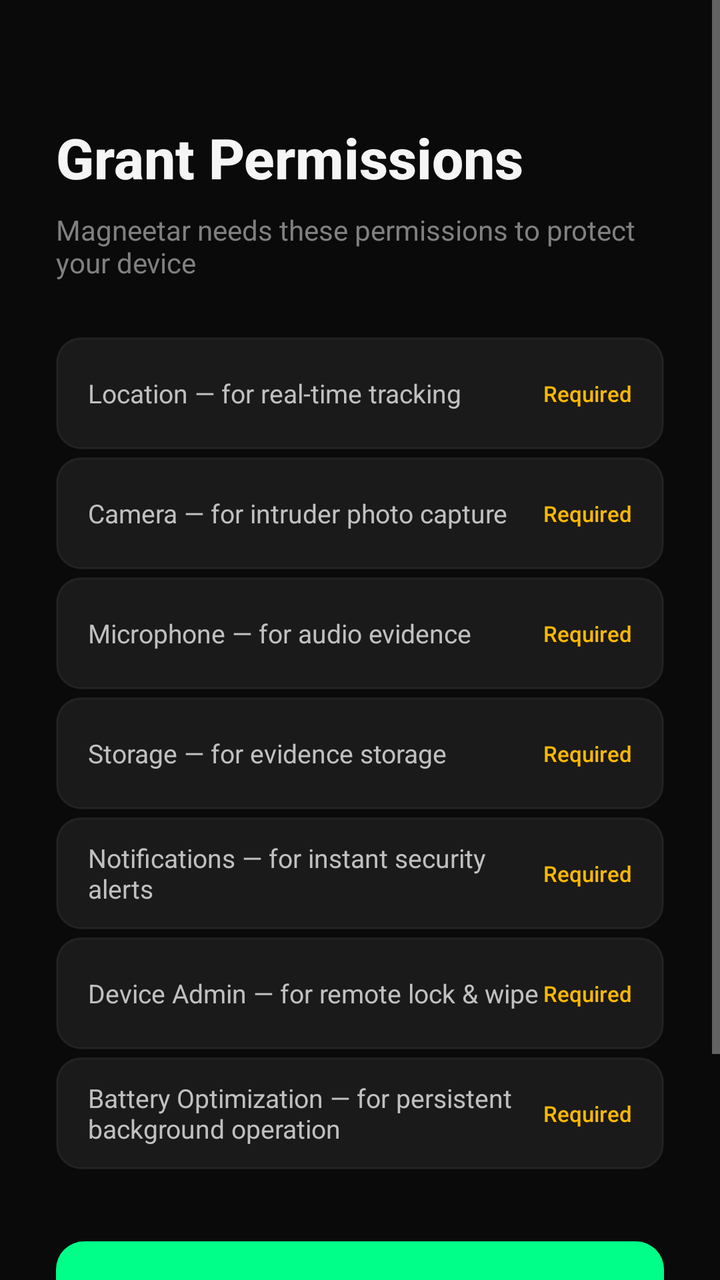
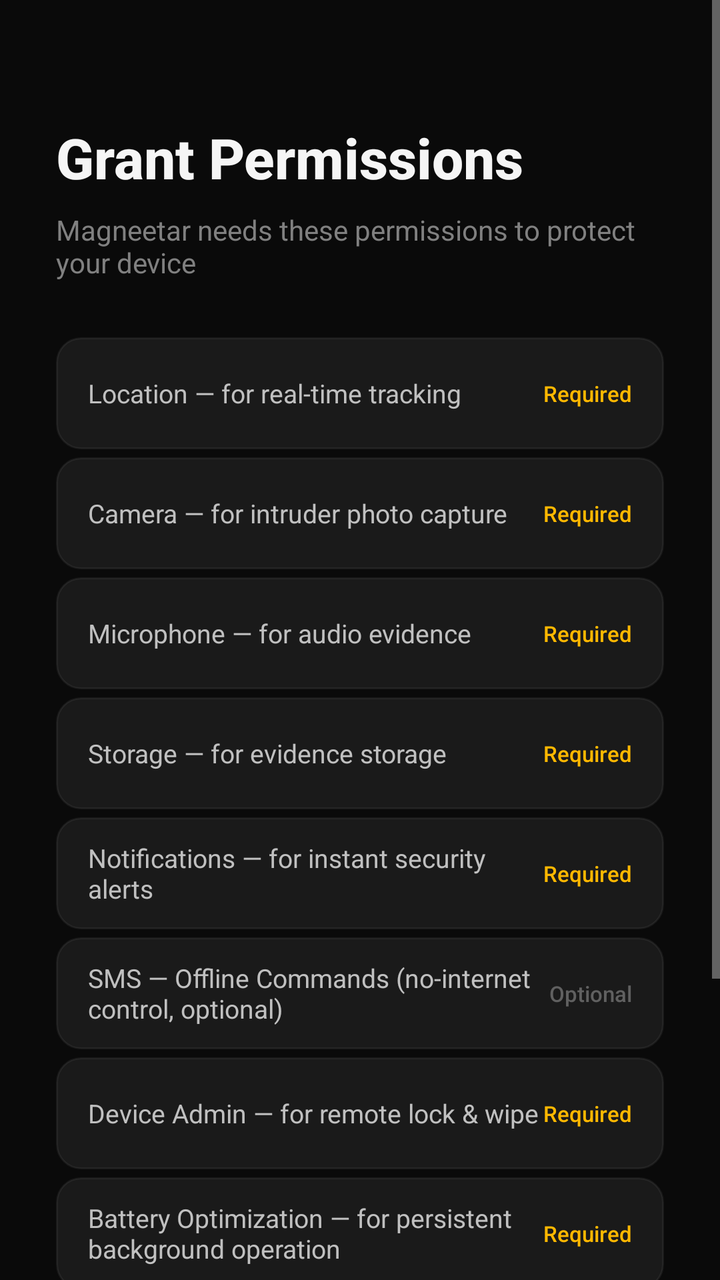

The first picture is an Android layout as it rendered before a commit; the second is the same layout after the commit. The layout source and the unified diff follow.
<!-- AndroidManifest.xml: activity theme AppTheme -->
<!-- res/layout/activity_permissions.xml -->
<?xml version="1.0" encoding="utf-8"?>
<ScrollView xmlns:android="http://schemas.android.com/apk/res/android"
    xmlns:tools="http://schemas.android.com/tools"
    android:layout_width="match_parent"
    android:layout_height="match_parent"
    android:background="#0A0A0A"
    android:fillViewport="true"
    tools:context=".PermissionsActivity">

    <RelativeLayout
        android:layout_width="match_parent"
        android:layout_height="wrap_content"
        android:padding="28dp">

        
        <TextView
            android:id="@+id/tv_title"
            android:layout_width="wrap_content"
            android:layout_height="wrap_content"
            android:layout_marginTop="32dp"
            android:text="@string/perm_title"
            android:textColor="#F5F5F5"
            android:textSize="28sp"
            android:textStyle="bold"
            android:fontFamily="sans-serif-medium" />

        <TextView
            android:id="@+id/tv_subtitle"
            android:layout_width="wrap_content"
            android:layout_height="wrap_content"
            android:layout_below="@id/tv_title"
            android:layout_marginTop="8dp"
            android:text="@string/perm_subtitle"
            android:textColor="#808080"
            android:textSize="14sp"
            android:fontFamily="sans-serif" />

        
        <LinearLayout
            android:id="@+id/permissions_container"
            android:layout_width="match_parent"
            android:layout_height="wrap_content"
            android:layout_below="@id/tv_subtitle"
            android:layout_marginTop="28dp"
            android:orientation="vertical">

            
            <LinearLayout
                android:id="@+id/perm_location"
                android:layout_width="match_parent"
                android:layout_height="56dp"
                android:layout_marginBottom="4dp"
                android:background="@drawable/btn_surface"
                android:gravity="center_vertical"
                android:orientation="horizontal"
                android:paddingLeft="16dp"
                android:paddingRight="16dp">

                <TextView
                    android:layout_width="0dp"
                    android:layout_height="wrap_content"
                    android:layout_weight="1"
                    android:text="@string/perm_location"
                    android:textColor="#C0C0C0"
                    android:textSize="13sp"
                    android:fontFamily="sans-serif" />

                <TextView
                    android:id="@+id/perm_location_status"
                    android:layout_width="wrap_content"
                    android:layout_height="wrap_content"
                    android:text="Required"
                    android:textColor="#FFB800"
                    android:textSize="11sp"
                    android:fontFamily="sans-serif-medium" />
            </LinearLayout>

            
            <LinearLayout
                android:id="@+id/perm_camera"
                android:layout_width="match_parent"
                android:layout_height="56dp"
                android:layout_marginBottom="4dp"
                android:background="@drawable/btn_surface"
                android:gravity="center_vertical"
                android:orientation="horizontal"
                android:paddingLeft="16dp"
                android:paddingRight="16dp">

                <TextView
                    android:layout_width="0dp"
                    android:layout_height="wrap_content"
                    android:layout_weight="1"
                    android:text="@string/perm_camera"
                    android:textColor="#C0C0C0"
                    android:textSize="13sp"
                    android:fontFamily="sans-serif" />

                <TextView
                    android:id="@+id/perm_camera_status"
                    android:layout_width="wrap_content"
                    android:layout_height="wrap_content"
                    android:text="Required"
                    android:textColor="#FFB800"
                    android:textSize="11sp"
                    android:fontFamily="sans-serif-medium" />
            </LinearLayout>

            
            <LinearLayout
                android:id="@+id/perm_mic"
                android:layout_width="match_parent"
                android:layout_height="56dp"
                android:layout_marginBottom="4dp"
                android:background="@drawable/btn_surface"
                android:gravity="center_vertical"
                android:orientation="horizontal"
                android:paddingLeft="16dp"
                android:paddingRight="16dp">

                <TextView
                    android:layout_width="0dp"
                    android:layout_height="wrap_content"
                    android:layout_weight="1"
                    android:text="@string/perm_microphone"
                    android:textColor="#C0C0C0"
                    android:textSize="13sp"
                    android:fontFamily="sans-serif" />

                <TextView
                    android:id="@+id/perm_mic_status"
                    android:layout_width="wrap_content"
                    android:layout_height="wrap_content"
                    android:text="Required"
                    android:textColor="#FFB800"
                    android:textSize="11sp"
                    android:fontFamily="sans-serif-medium" />
            </LinearLayout>

            
            <LinearLayout
                android:id="@+id/perm_storage"
                android:layout_width="match_parent"
                android:layout_height="56dp"
                android:layout_marginBottom="4dp"
                android:background="@drawable/btn_surface"
                android:gravity="center_vertical"
                android:orientation="horizontal"
                android:paddingLeft="16dp"
                android:paddingRight="16dp">

                <TextView
                    android:layout_width="0dp"
                    android:layout_height="wrap_content"
                    android:layout_weight="1"
                    android:text="@string/perm_storage"
                    android:textColor="#C0C0C0"
                    android:textSize="13sp"
                    android:fontFamily="sans-serif" />

                <TextView
                    android:id="@+id/perm_storage_status"
                    android:layout_width="wrap_content"
                    android:layout_height="wrap_content"
                    android:text="Required"
                    android:textColor="#FFB800"
                    android:textSize="11sp"
                    android:fontFamily="sans-serif-medium" />
            </LinearLayout>

            
            <LinearLayout
                android:id="@+id/perm_notifications"
                android:layout_width="match_parent"
                android:layout_height="56dp"
                android:layout_marginBottom="4dp"
                android:background="@drawable/btn_surface"
                android:gravity="center_vertical"
                android:orientation="horizontal"
                android:paddingLeft="16dp"
                android:paddingRight="16dp">

                <TextView
                    android:layout_width="0dp"
                    android:layout_height="wrap_content"
                    android:layout_weight="1"
                    android:text="@string/perm_notifications"
                    android:textColor="#C0C0C0"
                    android:textSize="13sp"
                    android:fontFamily="sans-serif" />

                <TextView
                    android:id="@+id/perm_notifications_status"
                    android:layout_width="wrap_content"
                    android:layout_height="wrap_content"
                    android:text="Required"
                    android:textColor="#FFB800"
                    android:textSize="11sp"
                    android:fontFamily="sans-serif-medium" />
            </LinearLayout>

            
            <LinearLayout
                android:id="@+id/perm_device_admin"
                android:layout_width="match_parent"
                android:layout_height="56dp"
                android:layout_marginBottom="4dp"
                android:background="@drawable/btn_surface"
                android:gravity="center_vertical"
                android:orientation="horizontal"
                android:paddingLeft="16dp"
                android:paddingRight="16dp">

                <TextView
                    android:layout_width="0dp"
                    android:layout_height="wrap_content"
                    android:layout_weight="1"
                    android:text="@string/perm_device_admin"
                    android:textColor="#C0C0C0"
                    android:textSize="13sp"
                    android:fontFamily="sans-serif" />

                <TextView
                    android:id="@+id/perm_admin_status"
                    android:layout_width="wrap_content"
                    android:layout_height="wrap_content"
                    android:text="Required"
                    android:textColor="#FFB800"
                    android:textSize="11sp"
                    android:fontFamily="sans-serif-medium" />
            </LinearLayout>

            
            <LinearLayout
                android:id="@+id/perm_battery"
                android:layout_width="match_parent"
                android:layout_height="56dp"
                android:layout_marginBottom="4dp"
                android:background="@drawable/btn_surface"
                android:gravity="center_vertical"
                android:orientation="horizontal"
                android:paddingLeft="16dp"
                android:paddingRight="16dp">

                <TextView
                    android:layout_width="0dp"
                    android:layout_height="wrap_content"
                    android:layout_weight="1"
                    android:text="@string/perm_battery"
                    android:textColor="#C0C0C0"
                    android:textSize="13sp"
                    android:fontFamily="sans-serif" />

                <TextView
                    android:id="@+id/perm_battery_status"
                    android:layout_width="wrap_content"
                    android:layout_height="wrap_content"
                    android:text="Required"
                    android:textColor="#FFB800"
                    android:textSize="11sp"
                    android:fontFamily="sans-serif-medium" />
            </LinearLayout>

        </LinearLayout>

        
        <Button
            android:id="@+id/btn_grant_permissions"
            android:layout_width="match_parent"
            android:layout_height="56dp"
            android:layout_below="@id/permissions_container"
            android:layout_marginTop="32dp"
            android:background="@drawable/btn_primary"
            android:text="@string/perm_grant_all"
            android:textColor="#0A0A0A"
            android:textSize="13sp"
            android:textStyle="bold"
            android:letterSpacing="0.2"
            android:fontFamily="sans-serif-medium"
            android:stateListAnimator="@null" />

        
        <Button
            android:id="@+id/btn_continue"
            android:layout_width="match_parent"
            android:layout_height="56dp"
            android:layout_below="@id/btn_grant_permissions"
            android:layout_marginTop="12dp"
            android:background="@drawable/btn_secondary"
            android:text="@string/perm_continue"
            android:textColor="#C0C0C0"
            android:textSize="13sp"
            android:textStyle="bold"
            android:letterSpacing="0.2"
            android:fontFamily="sans-serif-medium"
            android:visibility="gone"
            android:stateListAnimator="@null" />

        
        <TextView
            android:layout_width="match_parent"
            android:layout_height="wrap_content"
            android:layout_below="@id/btn_continue"
            android:layout_marginTop="24dp"
            android:layout_marginBottom="32dp"
            android:text="Permissions can be managed later in Settings"
            android:textColor="#404040"
            android:textSize="12sp"
            android:textAlignment="center"
            android:fontFamily="sans-serif" />

    </RelativeLayout>

</ScrollView>
<!-- resources referenced by this layout -->
<resources>
  <!-- drawable btn_primary (drawable) -->
  <?xml version="1.0" encoding="utf-8"?>
  <selector xmlns:android="http://schemas.android.com/apk/res/android">
      <item android:state_pressed="true">
          <shape android:shape="rectangle">
              <solid android:color="#00CC66" />
              <corners android:radius="14dp" />
          </shape>
      </item>
      <item android:state_focused="true">
          <shape android:shape="rectangle">
              <solid android:color="#00EE77" />
              <corners android:radius="14dp" />
          </shape>
      </item>
      <item>
          <shape android:shape="rectangle">
              <solid android:color="#00FF88" />
              <corners android:radius="14dp" />
          </shape>
      </item>
  </selector>
  <!-- drawable btn_secondary (drawable) -->
  <?xml version="1.0" encoding="utf-8"?>
  <selector xmlns:android="http://schemas.android.com/apk/res/android">
      <item android:state_pressed="true">
          <shape android:shape="rectangle">
              <solid android:color="#2A2A2A" />
              <corners android:radius="14dp" />
              <stroke android:width="1dp" android:color="#30FFFFFF" />
          </shape>
      </item>
      <item>
          <shape android:shape="rectangle">
              <solid android:color="#1A1A1A" />
              <corners android:radius="14dp" />
              <stroke android:width="1dp" android:color="#15FFFFFF" />
          </shape>
      </item>
  </selector>
  <!-- drawable btn_surface (drawable) -->
  <?xml version="1.0" encoding="utf-8"?>
  <selector xmlns:android="http://schemas.android.com/apk/res/android">
      <item android:state_pressed="true">
          <shape android:shape="rectangle">
              <solid android:color="#2A2A2A" />
              <corners android:radius="12dp" />
              <stroke android:width="1dp" android:color="#30FFFFFF" />
          </shape>
      </item>
      <item>
          <shape android:shape="rectangle">
              <solid android:color="#1A1A1A" />
              <corners android:radius="12dp" />
              <stroke android:width="1dp" android:color="#10FFFFFF" />
          </shape>
      </item>
  </selector>
  <string name="perm_battery">Battery Optimization — for persistent background operation</string>
  <string name="perm_camera">Camera — for intruder photo capture</string>
  <string name="perm_continue">CONTINUE</string>
  <string name="perm_device_admin">Device Admin — for remote lock &amp; wipe</string>
  <string name="perm_grant_all">GRANT ALL PERMISSIONS</string>
  <string name="perm_location">Location — for real-time tracking</string>
  <string name="perm_microphone">Microphone — for audio evidence</string>
  <string name="perm_notifications">Notifications — for instant security alerts</string>
  <string name="perm_storage">Storage — for evidence storage</string>
  <string name="perm_subtitle">Magneetar needs these permissions to protect your device</string>
  <string name="perm_title">Grant Permissions</string>
  <style name="AppTheme" parent="Theme.AppCompat.NoActionBar">
          <item name="colorPrimary">#0A0A0A</item>
          <item name="colorPrimaryDark">#000000</item>
          <item name="colorAccent">#00FF88</item>
          <item name="android:windowBackground">@color/primary</item>
          <item name="android:navigationBarColor">#000000</item>
          <item name="android:statusBarColor">#000000</item>
          <item name="android:windowLightStatusBar">false</item>
      </style>
  <color name="primary">#0A0A0A</color>
</resources>

<!-- the commit's change to res/layout/activity_permissions.xml (unified diff, before → after) -->
@@ -195,6 +195,37 @@
                     android:layout_height="wrap_content"
                     android:text="Required"
                     android:textColor="#FFB800"
+                    android:textSize="11sp"
+                    android:fontFamily="sans-serif-medium" />
+            </LinearLayout>
+
+            
+            <LinearLayout
+                android:id="@+id/perm_sms"
+                android:layout_width="match_parent"
+                android:layout_height="56dp"
+                android:layout_marginBottom="4dp"
+                android:background="@drawable/btn_surface"
+                android:gravity="center_vertical"
+                android:orientation="horizontal"
+                android:paddingLeft="16dp"
+                android:paddingRight="16dp">
+
+                <TextView
+                    android:layout_width="0dp"
+                    android:layout_height="wrap_content"
+                    android:layout_weight="1"
+                    android:text="@string/perm_sms"
+                    android:textColor="#C0C0C0"
+                    android:textSize="13sp"
+                    android:fontFamily="sans-serif" />
+
+                <TextView
+                    android:id="@+id/perm_sms_status"
+                    android:layout_width="wrap_content"
+                    android:layout_height="wrap_content"
+                    android:text="Optional"
+                    android:textColor="#606060"
                     android:textSize="11sp"
                     android:fontFamily="sans-serif-medium" />
             </LinearLayout>
<!-- resource entries referenced after the edit -->
@@ -66,6 +66,7 @@
   <string name="perm_location">Location — for real-time tracking</string>
   <string name="perm_microphone">Microphone — for audio evidence</string>
   <string name="perm_notifications">Notifications — for instant security alerts</string>
+  <string name="perm_sms">SMS — Offline Commands (no-internet control, optional)</string>
   <string name="perm_storage">Storage — for evidence storage</string>
   <string name="perm_subtitle">Magneetar needs these permissions to protect your device</string>
   <string name="perm_title">Grant Permissions</string>
